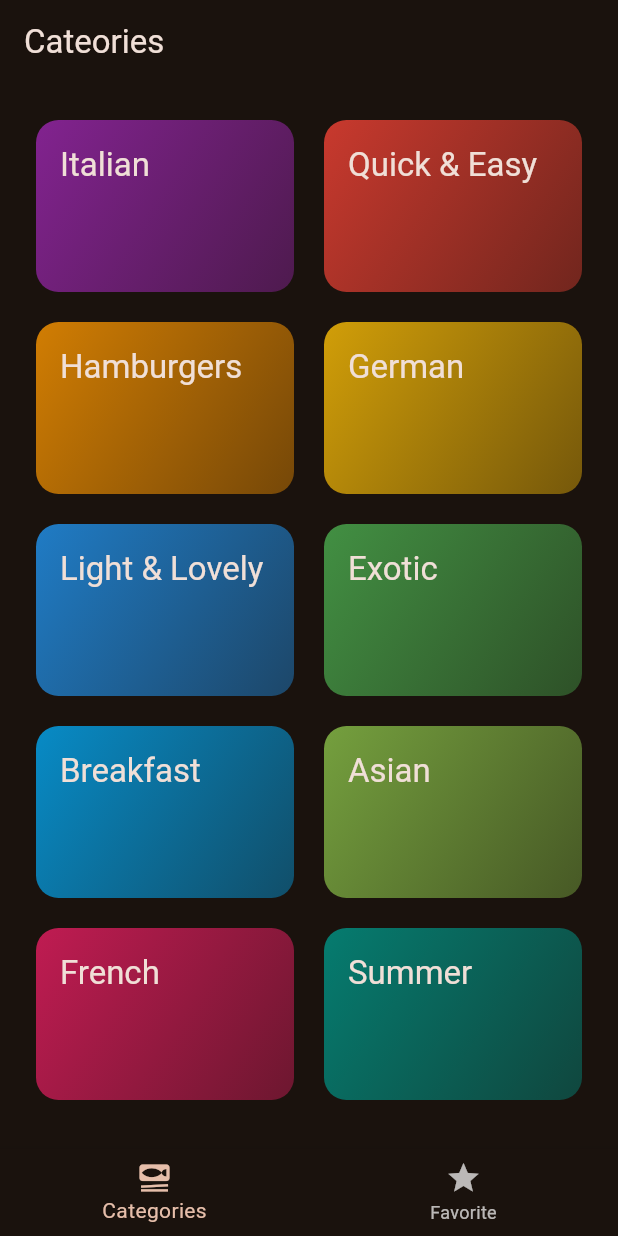
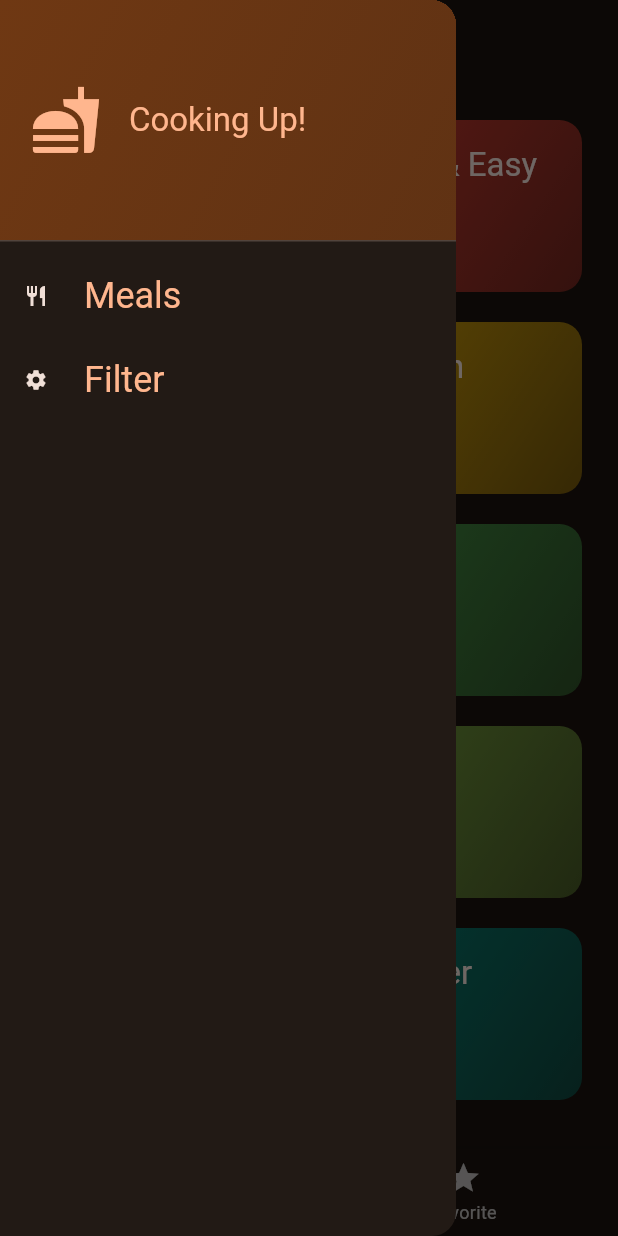
Before and after one commit to usama923-source/Meal-App, a Flutter app: the screen it shows after launch, with the side drawer open (before the commit the screen has no drawer), on a phone screen of 412 x 824 dp. Run offline on Flutter 3.47's test engine with Material 3 defaults, Android fonts, the phone set to English and light mode, and no system bars; our stand-ins replace transparent_image.

Commit message:
add drawer

```diff
--- a/lib/main.dart
+++ b/lib/main.dart
@@ -1,5 +1,4 @@
 import 'package:flutter/material.dart';
-import 'package:gridapp/screens/categories.dart';
 import 'package:gridapp/screens/tabs.dart';
 
 
--- a/lib/screens/meal_details.dart
+++ b/lib/screens/meal_details.dart
@@ -2,7 +2,7 @@
 import 'package:gridapp/model/meal.dart';
 
 class MealDetailsScreen extends StatelessWidget {
-   MealDetailsScreen({
+   const MealDetailsScreen({
     super.key,
     required this.meal,
     required this.onToggleFavorite,
@@ -47,7 +47,7 @@
               Text(
                 ingredient,
                 style: Theme.of(context).textTheme.bodyMedium!.copyWith(
-                  color: Theme.of(context).colorScheme.onBackground,
+                  color: Theme.of(context).colorScheme.onSurface,
                 ),
               ),
             const SizedBox(height: 24),
@@ -71,7 +71,7 @@
                   step,
                   textAlign: TextAlign.center,
                   style: Theme.of(context).textTheme.bodyMedium!.copyWith(
-                    color: Theme.of(context).colorScheme.onBackground,
+                    color: Theme.of(context).colorScheme.onSurface,
                   ),
                 ),
               ),
--- a/lib/screens/tabs.dart
+++ b/lib/screens/tabs.dart
@@ -2,6 +2,7 @@
 import 'package:gridapp/model/meal.dart';
 import 'package:gridapp/screens/categories.dart';
 import 'package:gridapp/screens/meals.dart';
+import 'package:gridapp/widgets/main_drawer.dart';
 
 class TabsScreen extends StatefulWidget {
   const TabsScreen({super.key});
@@ -48,6 +49,15 @@
     });
   }
 
+
+  void _setScreen(String identifier){
+    if(identifier == 'filters'){
+
+    }else{
+      Navigator.of(context).pop();
+    }
+  }
+
   @override
   Widget build(BuildContext context) {
     Widget activePage = CategoriesScreen(
@@ -63,6 +73,7 @@
 
     return Scaffold(
       appBar: AppBar(title: Text(activePageTitle)),
+      drawer: MainDrawer(onSelected: _setScreen,),
       body: activePage,
       bottomNavigationBar: BottomNavigationBar(
         items: [
--- /dev/null
+++ b/lib/widgets/main_drawer.dart
@@ -0,0 +1,83 @@
+import 'package:flutter/material.dart';
+
+class MainDrawer extends StatelessWidget {
+  const MainDrawer({super.key, required this.onSelected});
+
+  final void Function(String identifier) onSelected;
+
+  @override
+  Widget build(BuildContext context) {
+    return Drawer(
+      child: Column(
+        children: [
+          DrawerHeader(
+            padding: EdgeInsets.all(20),
+            decoration: BoxDecoration(
+              gradient: LinearGradient(
+                colors: [
+                  Theme.of(context).colorScheme.primaryContainer,
+                  Theme.of(
+                    context,
+                  ).colorScheme.primaryContainer.withOpacity(0.8),
+                ],
+                begin: Alignment.topLeft,
+                end: Alignment.bottomRight,
+              ),
+            ),
+            child: Row(
+              children: [
+                Icon(
+                  Icons.fastfood,
+                  size: 48,
+                  color: Theme.of(context).colorScheme.primary,
+                ),
+                const SizedBox(width: 18),
+                Text(
+                  'Cooking Up!',
+                  style: Theme.of(context).textTheme.titleLarge!.copyWith(
+                    color: Theme.of(context).colorScheme.primary,
+                  ),
+                ),
+              ],
+            ),
+          ),
+          ListTile(
+            leading: Icon(
+              Icons.restaurant,
+              size: 16,
+              color: Theme.of(context).colorScheme.onBackground,
+            ),
+            title: Text(
+              'Meals',
+              style: Theme.of(context).textTheme.titleLarge!.copyWith(
+                color: Theme.of(context).colorScheme.primary,
+                fontSize: 24,
+              ),
+            ),
+            onTap: (){
+              onSelected('meals');
+            },
+          ),
+
+          ListTile(
+            leading: Icon(
+              Icons.settings,
+              size: 16,
+              color: Theme.of(context).colorScheme.onBackground,
+            ),
+            title: Text(
+              'Filter',
+              style: Theme.of(context).textTheme.titleLarge!.copyWith(
+                color: Theme.of(context).colorScheme.primary,
+                fontSize: 24,
+              ),
+            ),
+            onTap: (){
+              onSelected('filters');
+            },
+          ),
+        ],
+      ),
+    );
+  }
+}
```
